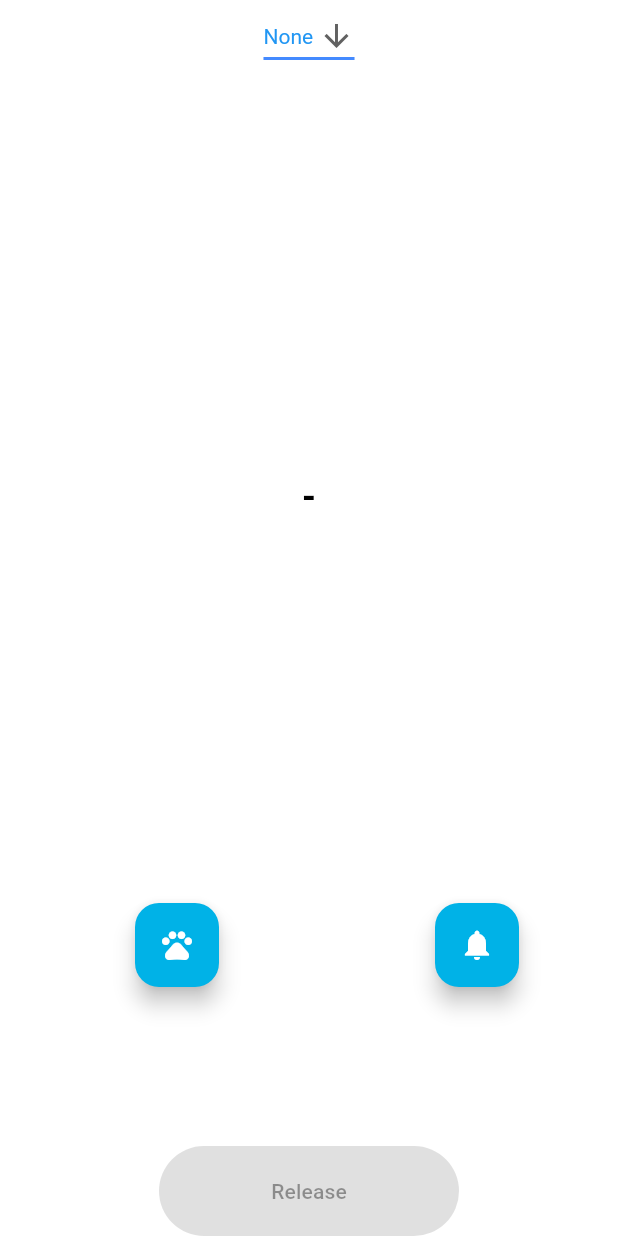
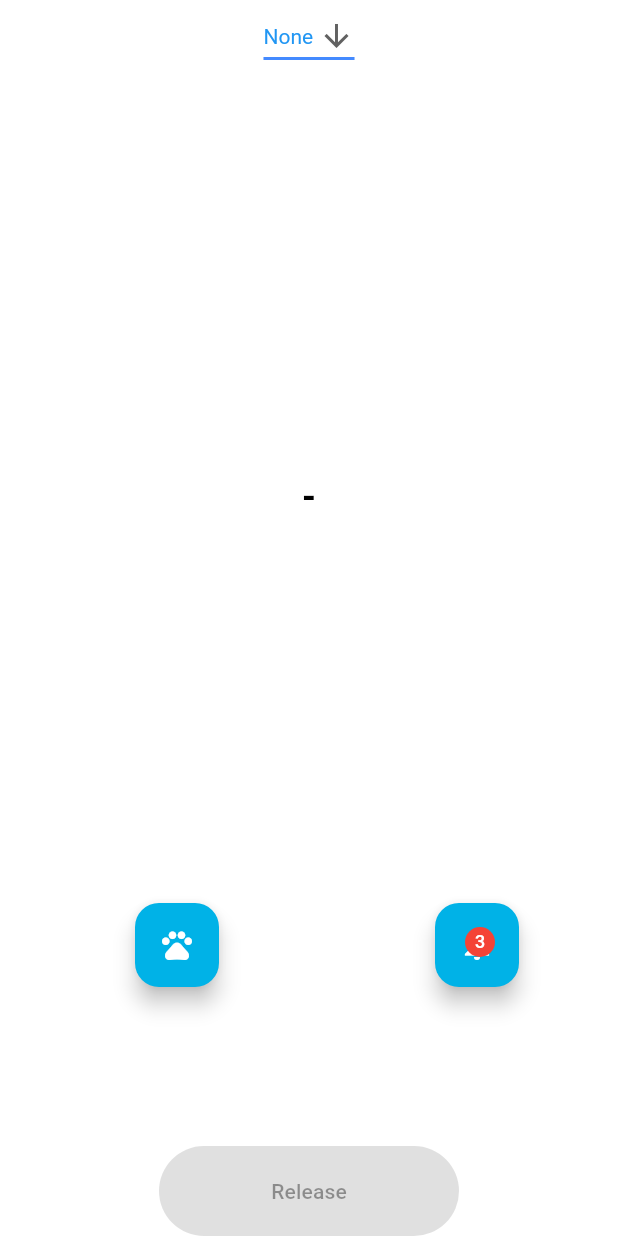
Before and after one commit to connorssullivan/Prairie-Patrol, a Flutter app: the HomeScreen screen opened directly, on a phone screen of 412 x 824 dp. Run offline on Flutter 3.47's test engine with Material 3 defaults, Android fonts, the phone set to English and light mode, and no system bars; our stand-ins replace cloud_firestore, firebase_auth, firebase_core, firebase_database; accounts and stored records are empty.

Commit message:
Setup of mock red circle notification, Connor will work on actual notifications

```diff
--- a/lib/screens/home/views/home_screen.dart
+++ b/lib/screens/home/views/home_screen.dart
@@ -164,7 +164,26 @@ class _HomeScreenState extends State<HomeScreen> {
                 );
               },
               tooltip: 'Go to Notifications',
-              child: const Icon(Icons.notifications),
+              child: Stack(
+                children: [
+                  const Icon(Icons.notifications),
+                  Positioned(
+                    right: 0,
+                    top: 0,
+                    child: CircleAvatar(
+                      radius: 10,
+                      backgroundColor: Colors.red,
+                      child: Text(
+                        '3',
+                        style: TextStyle(
+                          color: Colors.white,
+                          fontSize: 12,
+                        ),
+                      ),
+                      ),
+                    ),
+                ],
+              ),
             ),
           ),
         ],
--- a/pubspec.yaml
+++ b/pubspec.yaml
@@ -30,6 +30,7 @@ environment:
 dependencies:
   flutter:
     sdk: flutter
+  flutter_local_notifications: ^11.0.0
 
 
   # The following adds the Cupertino Icons font to your application.
```
Also changed, not shown: pubspec.lock, 1 other file.
